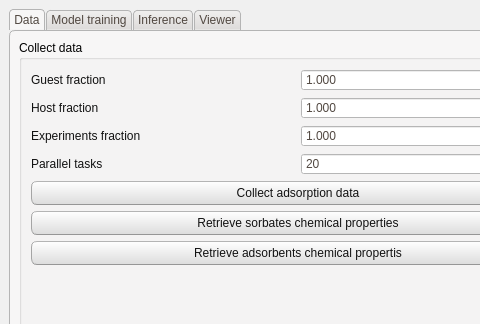
Qt form NISTADS/app/src/window_layout.ui (CTCycle/ADSMOD-Adsorption-Modeling) before a commit; both pictures show x 0 to 480 and y 0 to 324 of the 1159 by 850 pixel window.
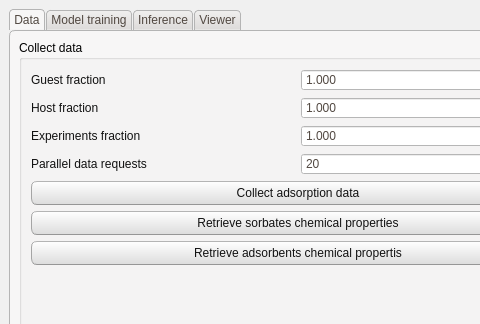
The same form after that commit.

What changed in the file:
```diff
--- a/NISTADS/app/src/window_layout.ui
+++ b/NISTADS/app/src/window_layout.ui
@@ -633,7 +633,7 @@
              <item>
               <widget class="QLabel" name="PTLabel">
                <property name="text">
-                <string>Parallel tasks</string>
+                <string>Parallel data requests</string>
                </property>
               </widget>
              </item>
```
Left out of the diff: 6 changed lines with no effect on the pictures.
